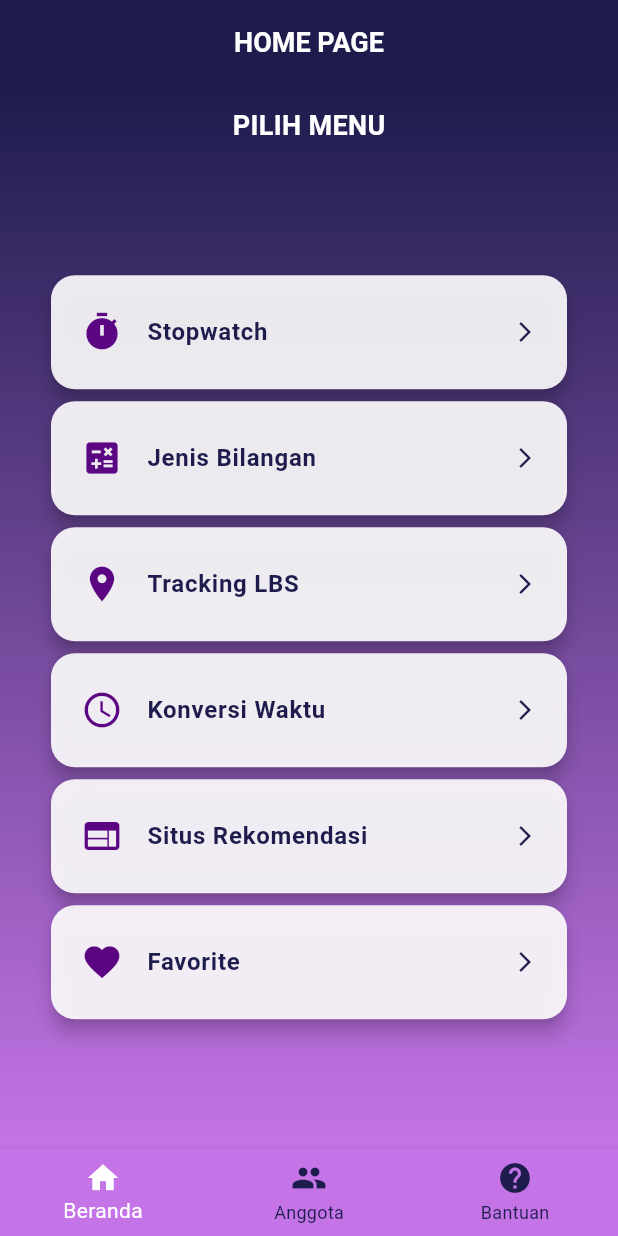
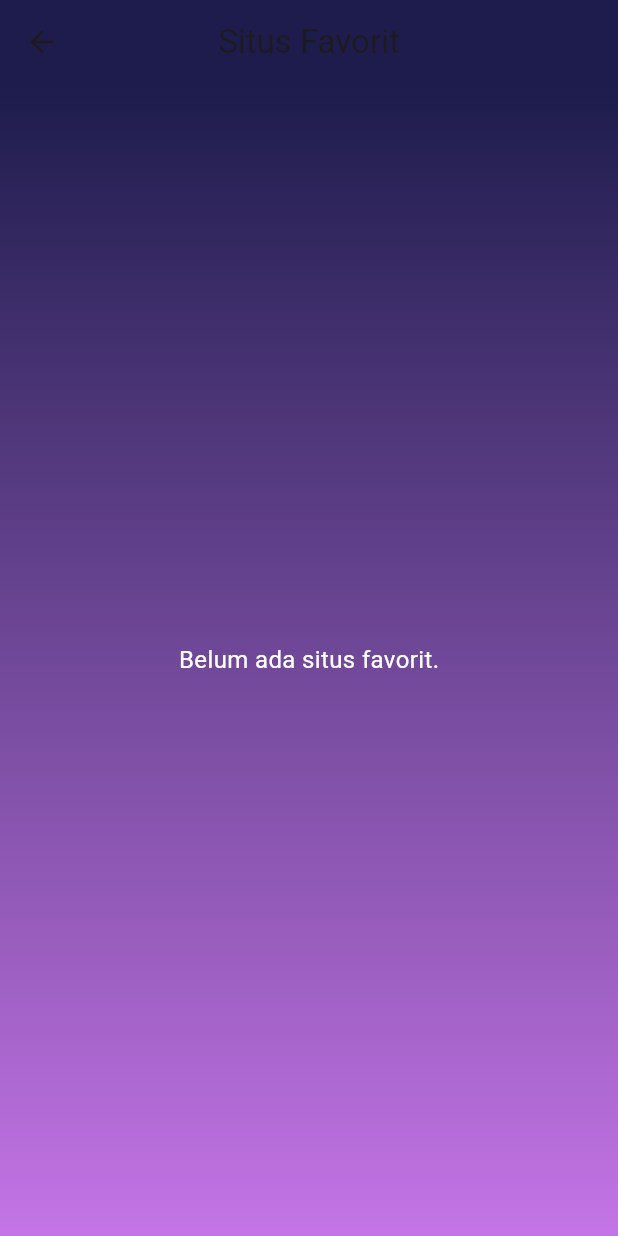
Before and after one commit to ndittzz/tpm_tugas3_2, a Flutter app: the HomePage screen opened directly, after a tap on "Favorite", on a phone screen of 412 x 824 dp. Run offline on Flutter 3.47's test engine with Material 3 defaults, Android fonts, the phone set to English and light mode, and no system bars; our stand-ins replace shared_preferences; accounts and stored records are empty.

Commit message:
tambah favorite

```diff
--- /dev/null
+++ b/lib/screens/favorite_page.dart
@@ -0,0 +1,176 @@
+import 'package:flutter/material.dart';
+import 'package:shared_preferences/shared_preferences.dart';
+import 'package:url_launcher/url_launcher.dart';
+
+class FavoritePage extends StatefulWidget {
+  const FavoritePage({super.key});
+
+  @override
+  State<FavoritePage> createState() => _FavoritePageState();
+}
+
+class _FavoritePageState extends State<FavoritePage> {
+  final List<Map<String, String>> allSites = [
+    {
+      'title': 'Online Stopwatch',
+      'url': 'https://www.online-stopwatch.com',
+      'image': 'assets/images/stopwatch.png',
+      'description': 'Stopwatch dan timer gratis online',
+    },
+    {
+      'title': 'Time and Date',
+      'url': 'https://www.timeanddate.com',
+      'image': 'assets/images/timeanddate.png',
+      'description': 'Konversi waktu, kalender, dan zona waktu',
+    },
+    {
+      'title': 'Desmos',
+      'url': 'https://www.desmos.com',
+      'image': 'assets/images/desmos.png',
+      'description': 'Kalkulator grafik interaktif',
+    },
+    {
+      'title': 'Math is Fun',
+      'url': 'https://www.mathsisfun.com',
+      'image': 'assets/images/mathisfun.png',
+      'description': 'Penjelasan konsep matematika dengan visual',
+    },
+    {
+      'title': 'GeoGebra',
+      'url': 'https://www.geogebra.org',
+      'image': 'assets/images/geogebra.png',
+      'description': 'Alat interaktif untuk grafik & geometri',
+    },
+  ];
+
+  List<Map<String, String>> favoriteSites = [];
+
+  @override
+  void initState() {
+    super.initState();
+    _loadFavoriteSites();
+  }
+
+  Future<void> _loadFavoriteSites() async {
+    final prefs = await SharedPreferences.getInstance();
+    final favUrls = prefs.getStringList('favoriteSites') ?? [];
+    setState(() {
+      favoriteSites = allSites
+          .where((site) => favUrls.contains(site['url']))
+          .toList();
+    });
+  }
+
+  Future<void> _launchURL(String url) async {
+    final uri = Uri.parse(url);
+    if (await canLaunchUrl(uri)) {
+      await launchUrl(uri, mode: LaunchMode.externalApplication);
+    }
+  }
+
+  @override
+  Widget build(BuildContext context) {
+    return Scaffold(
+      appBar: AppBar(
+        title: const Text('Situs Favorit'),
+        centerTitle: true,
+        backgroundColor: const Color(0xFF1D1C4C),
+      ),
+      body: Container(
+        decoration: const BoxDecoration(
+          gradient: LinearGradient(
+            colors: [Color(0xFF1D1C4C), Color(0xFFC474E6)],
+            begin: Alignment.topCenter,
+            end: Alignment.bottomCenter,
+          ),
+        ),
+        child: favoriteSites.isEmpty
+            ? const Center(
+                child: Text(
+                  'Belum ada situs favorit.',
+                  style: TextStyle(color: Colors.white, fontSize: 16),
+                ),
+              )
+            : ListView.builder(
+                padding: const EdgeInsets.all(20),
+                itemCount: favoriteSites.length,
+                itemBuilder: (context, index) {
+                  final site = favoriteSites[index];
+                  return Container(
+                    margin: const EdgeInsets.only(bottom: 20),
+                    padding: const EdgeInsets.all(16),
+                    decoration: BoxDecoration(
+                      color: Colors.white,
+                      borderRadius: BorderRadius.circular(20),
+                      boxShadow: [
+                        BoxShadow(
+                          color: Colors.black.withOpacity(0.15),
+                          blurRadius: 10,
+                          offset: const Offset(0, 5),
+                        )
+                      ],
+                    ),
+                    child: Column(
+                      crossAxisAlignment: CrossAxisAlignment.start,
+                      children: [
+                        Row(
+                          children: [
+                            ClipRRect(
+                              borderRadius: BorderRadius.circular(12),
+                              child: Image.asset(
+                                site['image']!,
+                                width: 60,
+                                height: 60,
+                                fit: BoxFit.cover,
+                              ),
+                            ),
+                            const SizedBox(width: 12),
+                            Expanded(
+                              child: Column(
+                                crossAxisAlignment: CrossAxisAlignment.start,
+                                children: [
+                                  Text(
+                                    site['title']!,
+                                    style: const TextStyle(
+                                      fontWeight: FontWeight.bold,
+                                      fontSize: 16,
+                                      color: Color(0xFF1D1C4C),
+                                    ),
+                                  ),
+                                  const SizedBox(height: 4),
+                                  Text(
+                                    site['description']!,
+                                    style: const TextStyle(
+                                      color: Colors.black87,
+                                      fontSize: 13,
+                                    ),
+                                  ),
+                                ],
+                              ),
+                            ),
+                          ],
+                        ),
+                        const SizedBox(height: 12),
+                        Align(
+                          alignment: Alignment.centerLeft,
+                          child: TextButton.icon(
+                            onPressed: () => _launchURL(site['url']!),
+                            icon: const Icon(Icons.open_in_new, size: 18),
+                            label: const Text(
+                              'Kunjungi situs',
+                              style: TextStyle(fontSize: 13),
+                            ),
+                            style: TextButton.styleFrom(
+                              foregroundColor: Colors.blueAccent,
+                            ),
+                          ),
+                        ),
+                      ],
+                    ),
+                  );
+                },
+              ),
+      ),
+    );
+  }
+}
--- a/lib/screens/home_page.dart
+++ b/lib/screens/home_page.dart
@@ -1,4 +1,5 @@
 import 'package:flutter/material.dart';
+import 'package:tugas3_tpm/screens/favorite_page.dart';
 import 'package:tugas3_tpm/screens/jenis_bilangan_page.dart';
 import 'package:tugas3_tpm/screens/situs_rekomendasi_page.dart';
 import 'package:tugas3_tpm/screens/welcome_page.dart';
@@ -157,7 +158,13 @@ class MainMenuPage extends StatelessWidget {
                   MenuButton(
                     icon: Icons.favorite,
                     title: 'Favorite',
-                    onTap: () {},
+                    onTap: () {
+                      Navigator.push(
+                        context,
+                        MaterialPageRoute(
+                            builder: (context) => FavoritePage()),
+                      );
+                    },
                   ),
                 ],
               ),
```
